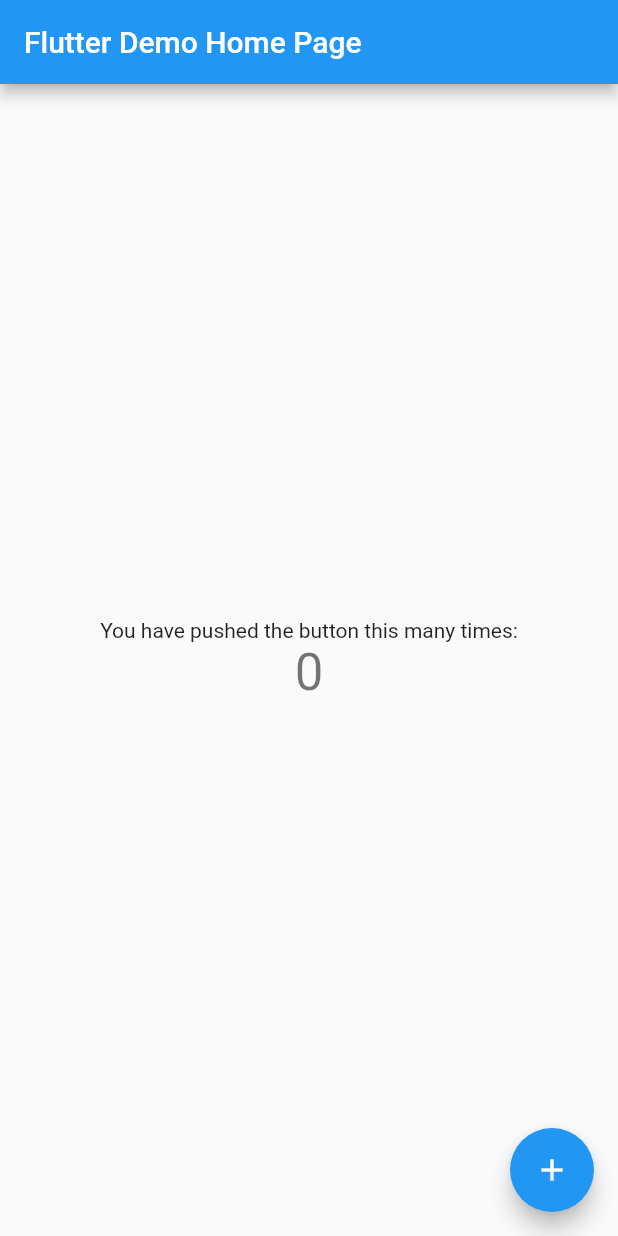
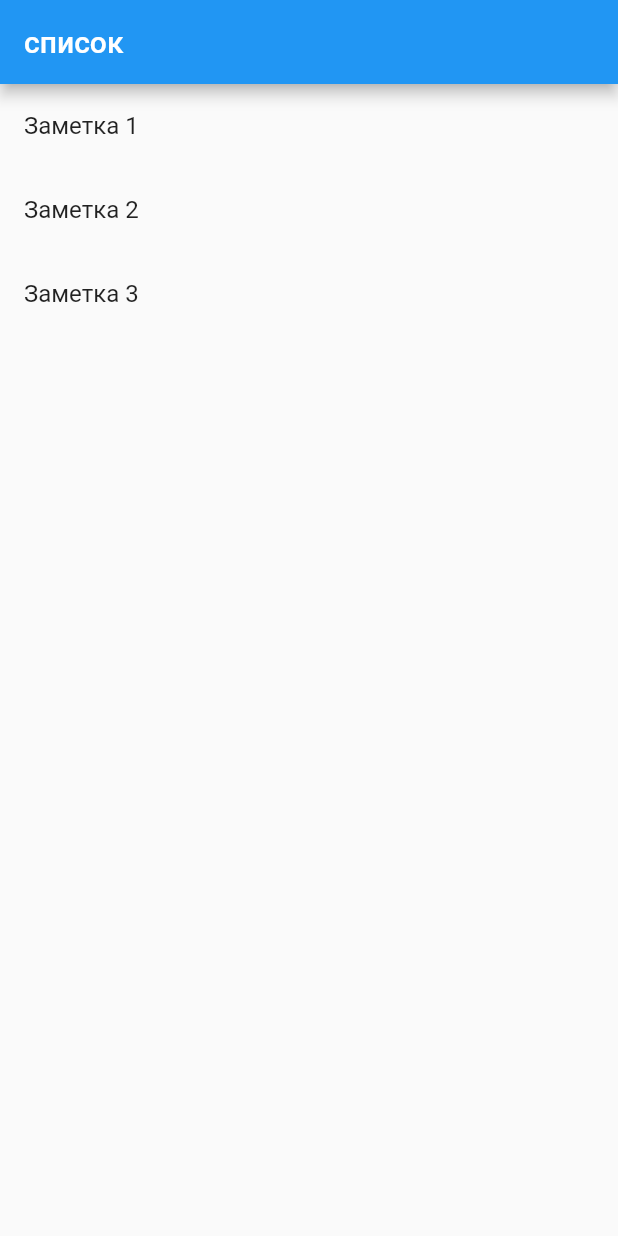
Before and after one commit to sorgfal/auto_route_example, a Flutter app: the screen it shows after launch, on a phone screen of 412 x 824 dp. Run offline on Flutter 3.47's test engine with Material 2 defaults, Android fonts, the phone set to English and light mode, and no system bars; our stand-ins replace auto_route, flutter_bloc, freezed_annotation.

Commit message:
Попробовал

```diff
--- a/lib/app/app.dart
+++ b/lib/app/app.dart
@@ -1,10 +1,14 @@
+import 'package:auto_route_example/app/navigation/app_router.dart';
 import 'package:flutter/material.dart';
 
 class App extends StatelessWidget {
-  const App({super.key});
+  final _appRouter = AppRouter();
 
   @override
   Widget build(BuildContext context) {
-    return const MaterialApp();
+    return MaterialApp.router(
+      routerDelegate: _appRouter.delegate(),
+      routeInformationParser: _appRouter.defaultRouteParser(),
+    );
   }
 }
--- a/lib/main.dart
+++ b/lib/main.dart
@@ -1,115 +1,6 @@
+import 'package:auto_route_example/app/app.dart';
 import 'package:flutter/material.dart';
 
 void main() {
-  runApp(const MyApp());
+  runApp(App());
 }
-
-class MyApp extends StatelessWidget {
-  const MyApp({super.key});
-
-  // This widget is the root of your application.
-  @override
-  Widget build(BuildContext context) {
-    return MaterialApp(
-      title: 'Flutter Demo',
-      theme: ThemeData(
-        // This is the theme of your application.
-        //
-        // Try running your application with "flutter run". You'll see the
-        // application has a blue toolbar. Then, without quitting the app, try
-        // changing the primarySwatch below to Colors.green and then invoke
-        // "hot reload" (press "r" in the console where you ran "flutter run",
-        // or simply save your changes to "hot reload" in a Flutter IDE).
-        // Notice that the counter didn't reset back to zero; the application
-        // is not restarted.
-        primarySwatch: Colors.blue,
-      ),
-      home: const MyHomePage(title: 'Flutter Demo Home Page'),
-    );
-  }
-}
-
-class MyHomePage extends StatefulWidget {
-  const MyHomePage({super.key, required this.title});
-
-  // This widget is the home page of your application. It is stateful, meaning
-  // that it has a State object (defined below) that contains fields that affect
-  // how it looks.
-
-  // This class is the configuration for the state. It holds the values (in this
-  // case the title) provided by the parent (in this case the App widget) and
-  // used by the build method of the State. Fields in a Widget subclass are
-  // always marked "final".
-
-  final String title;
-
-  @override
-  State<MyHomePage> createState() => _MyHomePageState();
-}
-
-class _MyHomePageState extends State<MyHomePage> {
-  int _counter = 0;
-
-  void _incrementCounter() {
-    setState(() {
-      // This call to setState tells the Flutter framework that something has
-      // changed in this State, which causes it to rerun the build method below
-      // so that the display can reflect the updated values. If we changed
-      // _counter without calling setState(), then the build method would not be
-      // called again, and so nothing would appear to happen.
-      _counter++;
-    });
-  }
-
-  @override
-  Widget build(BuildContext context) {
-    // This method is rerun every time setState is called, for instance as done
-    // by the _incrementCounter method above.
-    //
-    // The Flutter framework has been optimized to make rerunning build methods
-    // fast, so that you can just rebuild anything that needs updating rather
-    // than having to individually change instances of widgets.
-    return Scaffold(
-      appBar: AppBar(
-        // Here we take the value from the MyHomePage object that was created by
-        // the App.build method, and use it to set our appbar title.
-        title: Text(widget.title),
-      ),
-      body: Center(
-        // Center is a layout widget. It takes a single child and positions it
-        // in the middle of the parent.
-        child: Column(
-          // Column is also a layout widget. It takes a list of children and
-          // arranges them vertically. By default, it sizes itself to fit its
-          // children horizontally, and tries to be as tall as its parent.
-          //
-          // Invoke "debug painting" (press "p" in the console, choose the
-          // "Toggle Debug Paint" action from the Flutter Inspector in Android
-          // Studio, or the "Toggle Debug Paint" command in Visual Studio Code)
-          // to see the wireframe for each widget.
-          //
-          // Column has various properties to control how it sizes itself and
-          // how it positions its children. Here we use mainAxisAlignment to
-          // center the children vertically; the main axis here is the vertical
-          // axis because Columns are vertical (the cross axis would be
-          // horizontal).
-          mainAxisAlignment: MainAxisAlignment.center,
-          children: <Widget>[
-            const Text(
-              'You have pushed the button this many times:',
-            ),
-            Text(
-              '$_counter',
-              style: Theme.of(context).textTheme.headlineMedium,
-            ),
-          ],
-        ),
-      ),
-      floatingActionButton: FloatingActionButton(
-        onPressed: _incrementCounter,
-        tooltip: 'Increment',
-        child: const Icon(Icons.add),
-      ), // This trailing comma makes auto-formatting nicer for build methods.
-    );
-  }
-}
--- /dev/null
+++ b/lib/note/model/note_details_model.dart
@@ -0,0 +1,17 @@
+import 'package:freezed_annotation/freezed_annotation.dart';
+
+part 'note_details_model.freezed.dart';
+part 'note_details_model.g.dart';
+
+@freezed
+class NoteDetailsModel with _$NoteDetailsModel {
+  factory NoteDetailsModel(
+      final int id,
+      final String title,
+      final String content,
+      final String createdAt,
+      final String createdBy) = _NoteDetailsModel;
+
+  factory NoteDetailsModel.fromJson(Map<String, dynamic> json) =>
+      _$NoteDetailsModelFromJson(json);
+}
--- /dev/null
+++ b/lib/note/model/note_model.dart
@@ -0,0 +1,13 @@
+import 'package:freezed_annotation/freezed_annotation.dart';
+
+part 'note_model.freezed.dart';
+part 'note_model.g.dart';
+
+@freezed
+class NoteModel with _$NoteModel {
+  factory NoteModel(
+      final int id, final String title, final DateTime createdAt) = _NoteModel;
+
+  factory NoteModel.fromJson(Map<String, dynamic> json) =>
+      _$NoteModelFromJson(json);
+}
--- /dev/null
+++ b/lib/note/repository/note_repository.dart
@@ -0,0 +1,38 @@
+import 'package:auto_route_example/note/model/note_details_model.dart';
+import 'package:auto_route_example/note/model/note_model.dart';
+
+class NoteRepository {
+  final List<Map<String, dynamic>> _notes = [
+    {
+      'id': 0,
+      'title': "Заметка 1",
+      'content': 'Какая-то заметка',
+      'createdAt': DateTime.now().toIso8601String(),
+      'createdBy': 'Danial'
+    },
+    {
+      'id': 1,
+      'title': "Заметка 2",
+      'content': 'Какая-то заметка',
+      'createdAt': DateTime.now().toIso8601String(),
+      'createdBy': 'Danial'
+    },
+    {
+      'id': 2,
+      'title': "Заметка 3",
+      'content': 'Какая-то заметка',
+      'createdAt': DateTime.now().toIso8601String(),
+      'createdBy': 'Danial'
+    }
+  ];
+
+  List<NoteModel> getNotes() {
+    return _notes.map((e) => NoteModel.fromJson(e)).toList();
+  }
+
+  Future<NoteDetailsModel> getNote(int id) async {
+    await Future.delayed(Duration(seconds: 2));
+    return NoteDetailsModel.fromJson(
+        _notes.firstWhere((element) => element['id'] == id));
+  }
+}
--- /dev/null
+++ b/lib/note/screens/note_list_screen.dart
@@ -0,0 +1,25 @@
+import 'package:auto_route/auto_route.dart';
+import 'package:auto_route_example/app/navigation/app_router.dart';
+import 'package:auto_route_example/note/repository/note_repository.dart';
+import 'package:flutter/material.dart';
+
+class NoteListScreen extends StatelessWidget {
+  const NoteListScreen({super.key});
+
+  @override
+  Widget build(BuildContext context) {
+    return Scaffold(
+        appBar: AppBar(
+          title: Text('список'),
+        ),
+        body: ListView(
+          children: [
+            ...NoteRepository().getNotes().map((e) => ListTile(
+                  title: Text(e.title),
+                  onTap: () =>
+                      context.router.push(NoteDetailDialogRoute(note: e)),
+                ))
+          ],
+        ));
+  }
+}
```
Also changed, not shown: lib/app/navigation/app_router.dart (added, +25 -0 lines), lib/app/navigation/dialog_modal_route.dart (added, +26 -0 lines), lib/note/bloc/note_detail_bloc.dart (added, +37 -0 lines), lib/note/screens/note_detail_dialog.dart (added, +48 -0 lines), lib/note/screens/note_detail_screen/note_detail_error_body.dart (added, +19 -0 lines), lib/note/screens/note_detail_screen/note_detail_loaded_body.dart (added, +49 -0 lines), lib/note/screens/note_detail_screen/note_detail_loading_body.dart (added, +23 -0 lines), lib/note/screens/note_detail_screen/note_detail_screen.dart (added, +41 -0 lines), pubspec.yaml (+8 -0 lines), lib/app/navigation/app_router.gr.dart (added), lib/note/bloc/note_detail_bloc.freezed.dart (added), lib/note/model/note_details_model.freezed.dart (added), lib/note/model/note_details_model.g.dart (added), lib/note/model/note_model.freezed.dart (added), 2 more files, 2 other files.
